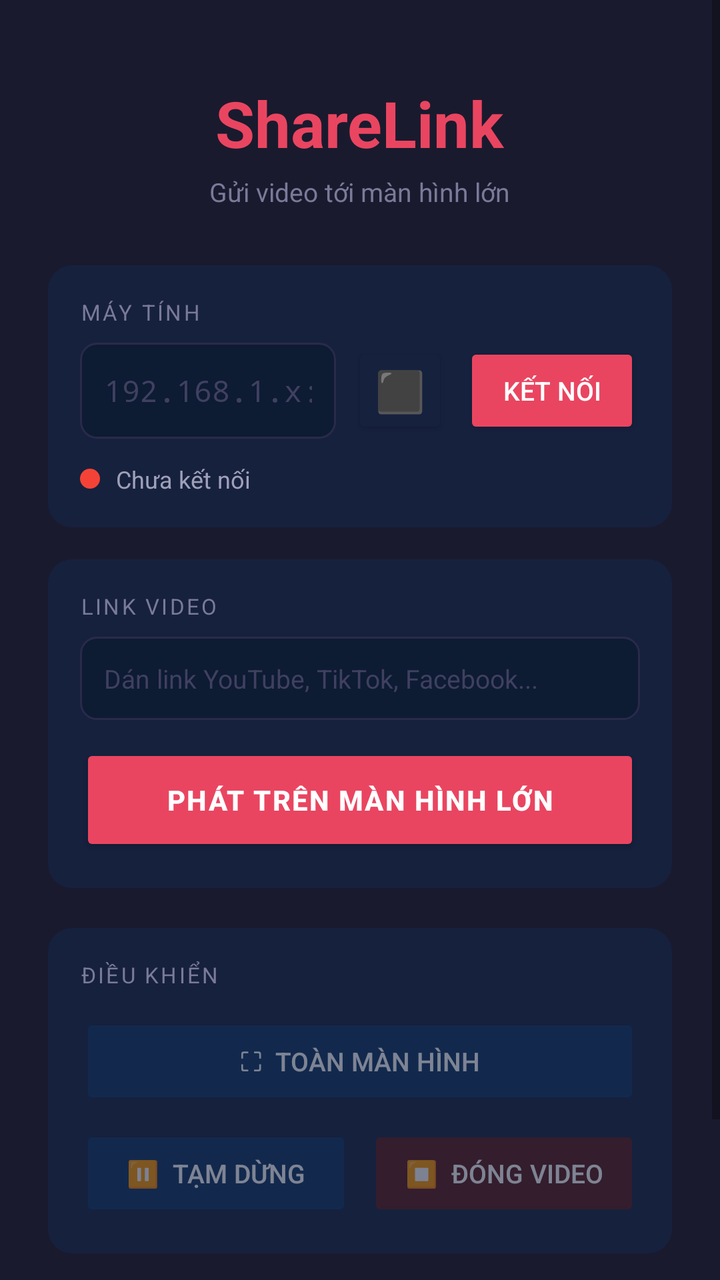
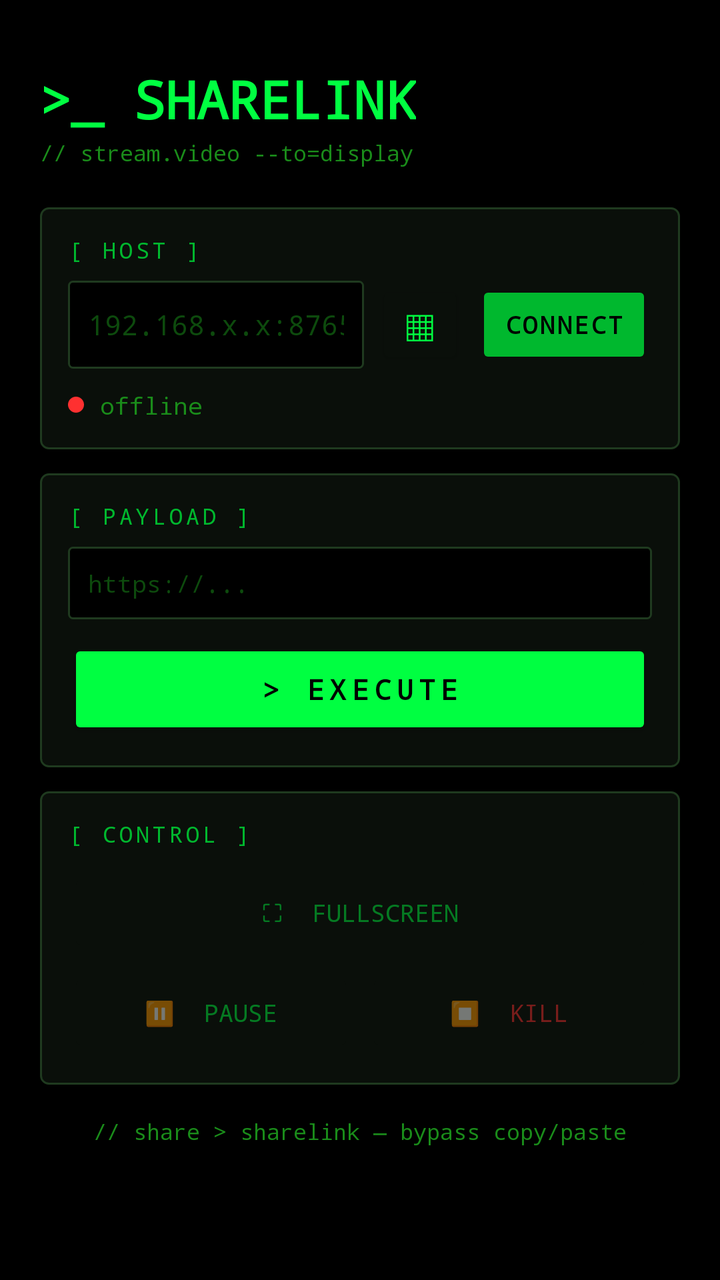

An Android layout rendered at two revisions. The XML below is the earlier revision; the diff shows what the commit changed to produce the second picture.
<!-- AndroidManifest.xml: application theme AppTheme -->
<!-- res/layout/activity_main.xml -->
<?xml version="1.0" encoding="utf-8"?>
<ScrollView xmlns:android="http://schemas.android.com/apk/res/android"
    android:layout_width="match_parent"
    android:layout_height="match_parent"
    android:background="#1a1a2e"
    android:fillViewport="true"
    android:importantForAutofill="noExcludeDescendants">

    <LinearLayout
        android:layout_width="match_parent"
        android:layout_height="wrap_content"
        android:orientation="vertical"
        android:padding="24dp">

        
        <TextView
            android:layout_width="wrap_content"
            android:layout_height="wrap_content"
            android:text="ShareLink"
            android:textSize="32sp"
            android:textStyle="bold"
            android:textColor="#e94560"
            android:layout_gravity="center"
            android:paddingTop="16dp"
            android:paddingBottom="4dp" />

        <TextView
            android:layout_width="wrap_content"
            android:layout_height="wrap_content"
            android:text="Gửi video tới màn hình lớn"
            android:textSize="13sp"
            android:textColor="#7a7a9a"
            android:layout_gravity="center"
            android:paddingBottom="28dp" />

        
        <LinearLayout
            android:layout_width="match_parent"
            android:layout_height="wrap_content"
            android:orientation="vertical"
            android:background="@drawable/card_bg"
            android:padding="16dp"
            android:layout_marginBottom="16dp">

            <TextView
                android:layout_width="wrap_content"
                android:layout_height="wrap_content"
                android:text="MÁY TÍNH"
                android:textSize="11sp"
                android:letterSpacing="0.1"
                android:textColor="#7a7a9a"
                android:paddingBottom="8dp" />

            <LinearLayout
                android:layout_width="match_parent"
                android:layout_height="wrap_content"
                android:orientation="horizontal"
                android:gravity="center_vertical"
                android:layout_marginBottom="12dp">

                <EditText
                    android:id="@+id/etIp"
                    android:layout_width="0dp"
                    android:layout_height="48dp"
                    android:layout_weight="1"
                    android:hint="192.168.1.x:8765"
                    android:textColorHint="#404060"
                    android:textColor="#ffffff"
                    android:inputType="text"
                    android:background="@drawable/input_bg"
                    android:paddingHorizontal="12dp"
                    android:textSize="15sp"
                    android:fontFamily="monospace"
                    android:singleLine="true"
                    android:importantForAutofill="no"
                    android:autofillHints=""
                    android:privateImeOptions="nm" />

                <Button
                    android:id="@+id/btnScanQr"
                    android:layout_width="48dp"
                    android:layout_height="48dp"
                    android:layout_marginStart="8dp"
                    android:text="⬛"
                    android:backgroundTint="#16213e"
                    android:textColor="#e94560"
                    android:textSize="20sp"
                    android:padding="0dp" />

                <Button
                    android:id="@+id/btnConnect"
                    android:layout_width="wrap_content"
                    android:layout_height="48dp"
                    android:text="Kết nối"
                    android:layout_marginStart="8dp"
                    android:backgroundTint="#e94560"
                    android:textColor="#ffffff"
                    android:textSize="13sp"
                    android:paddingHorizontal="16dp" />
            </LinearLayout>

            
            <LinearLayout
                android:layout_width="match_parent"
                android:layout_height="wrap_content"
                android:orientation="horizontal"
                android:gravity="center_vertical">

                <View
                    android:id="@+id/statusDot"
                    android:layout_width="10dp"
                    android:layout_height="10dp"
                    android:background="@drawable/circle"
                    android:backgroundTint="#F44336" />

                <TextView
                    android:id="@+id/tvStatus"
                    android:layout_width="wrap_content"
                    android:layout_height="wrap_content"
                    android:text="Chưa kết nối"
                    android:textSize="12sp"
                    android:textColor="#a0a0b8"
                    android:paddingStart="8dp" />
            </LinearLayout>
        </LinearLayout>

        
        <LinearLayout
            android:layout_width="match_parent"
            android:layout_height="wrap_content"
            android:orientation="vertical"
            android:background="@drawable/card_bg"
            android:padding="16dp"
            android:layout_marginBottom="20dp">

            <TextView
                android:layout_width="wrap_content"
                android:layout_height="wrap_content"
                android:text="LINK VIDEO"
                android:textSize="11sp"
                android:letterSpacing="0.1"
                android:textColor="#7a7a9a"
                android:paddingBottom="8dp" />

            <EditText
                android:id="@+id/etUrl"
                android:layout_width="match_parent"
                android:layout_height="wrap_content"
                android:hint="Dán link YouTube, TikTok, Facebook..."
                android:textColorHint="#404060"
                android:textColor="#ffffff"
                android:inputType="textUri"
                android:background="@drawable/input_bg"
                android:padding="12dp"
                android:textSize="13sp"
                android:minLines="2"
                android:layout_marginBottom="12dp"
                android:importantForAutofill="no"
                android:autofillHints=""
                android:privateImeOptions="nm" />

            <Button
                android:id="@+id/btnShare"
                android:layout_width="match_parent"
                android:layout_height="56dp"
                android:text="PHÁT TRÊN MÀN HÌNH LỚN"
                android:backgroundTint="#e94560"
                android:textColor="#ffffff"
                android:textStyle="bold"
                android:textSize="14sp"
                android:letterSpacing="0.05" />
        </LinearLayout>

        
        <LinearLayout
            android:layout_width="match_parent"
            android:layout_height="wrap_content"
            android:orientation="vertical"
            android:background="@drawable/card_bg"
            android:padding="16dp"
            android:layout_marginBottom="20dp">

            <TextView
                android:layout_width="wrap_content"
                android:layout_height="wrap_content"
                android:text="ĐIỀU KHIỂN"
                android:textSize="11sp"
                android:letterSpacing="0.1"
                android:textColor="#7a7a9a"
                android:paddingBottom="12dp" />

            <Button
                android:id="@+id/btnFullscreen"
                android:layout_width="match_parent"
                android:layout_height="48dp"
                android:text="⛶  Toàn màn hình"
                android:backgroundTint="#0f3460"
                android:textColor="#ffffff"
                android:textSize="13sp"
                android:enabled="false"
                android:alpha="0.45"
                android:layout_marginBottom="8dp" />

            <LinearLayout
                android:layout_width="match_parent"
                android:layout_height="wrap_content"
                android:orientation="horizontal">

                <Button
                    android:id="@+id/btnPause"
                    android:layout_width="0dp"
                    android:layout_height="48dp"
                    android:layout_weight="1"
                    android:text="⏸  Tạm dừng"
                    android:backgroundTint="#0f3460"
                    android:textColor="#ffffff"
                    android:textSize="13sp"
                    android:enabled="false"
                    android:alpha="0.45"
                    android:layout_marginEnd="8dp" />

                <Button
                    android:id="@+id/btnStop"
                    android:layout_width="0dp"
                    android:layout_height="48dp"
                    android:layout_weight="1"
                    android:text="⏹  Đóng video"
                    android:backgroundTint="#5a1a1a"
                    android:textColor="#ffffff"
                    android:textSize="13sp"
                    android:enabled="false"
                    android:alpha="0.45" />
            </LinearLayout>
        </LinearLayout>

        
        <TextView
            android:layout_width="wrap_content"
            android:layout_height="wrap_content"
            android:text="Mẹo: Bấm chia sẻ trong Chrome, YouTube, TikTok rồi chọn ShareLink để gửi nhanh"
            android:textSize="11sp"
            android:textColor="#505070"
            android:layout_gravity="center"
            android:gravity="center"
            android:paddingHorizontal="8dp" />

        <TextView
            android:id="@+id/tvVersion"
            android:layout_width="wrap_content"
            android:layout_height="wrap_content"
            android:textSize="10sp"
            android:textColor="#505070"
            android:layout_gravity="center"
            android:paddingTop="12dp"
            android:paddingBottom="8dp" />

    </LinearLayout>
</ScrollView>
<!-- resources referenced by this layout -->
<resources>
  <!-- drawable card_bg (drawable) -->
  <?xml version="1.0" encoding="utf-8"?>
  <shape xmlns:android="http://schemas.android.com/apk/res/android">
      <solid android:color="#16213e" />
      <corners android:radius="12dp" />
  </shape>
  <!-- drawable circle (drawable) -->
  <?xml version="1.0" encoding="utf-8"?>
  <shape xmlns:android="http://schemas.android.com/apk/res/android"
      android:shape="oval">
      <solid android:color="#F44336" />
  </shape>
  <!-- drawable input_bg (drawable) -->
  <?xml version="1.0" encoding="utf-8"?>
  <shape xmlns:android="http://schemas.android.com/apk/res/android">
      <solid android:color="#0d1b33" />
      <corners android:radius="8dp" />
      <stroke android:width="1dp" android:color="#2a2a4a" />
  </shape>
  <style name="AppTheme" parent="Theme.MaterialComponents.DayNight.NoActionBar">
          <item name="colorPrimary">@color/primary</item>
          <item name="colorPrimaryVariant">@color/surface</item>
          <item name="colorOnPrimary">#ffffff</item>
          <item name="android:windowBackground">@color/background</item>
          <item name="android:statusBarColor">@color/background</item>
          <item name="android:navigationBarColor">@color/background</item>
      </style>
  <color name="primary">#e94560</color>
  <color name="surface">#16213e</color>
  <color name="background">#1a1a2e</color>
</resources>

<!-- the commit's change to res/layout/activity_main.xml (unified diff, before → after) -->
@@ -2,7 +2,7 @@
 <ScrollView xmlns:android="http://schemas.android.com/apk/res/android"
     android:layout_width="match_parent"
     android:layout_height="match_parent"
-    android:background="#1a1a2e"
+    android:background="#000000"
     android:fillViewport="true"
     android:importantForAutofill="noExcludeDescendants">
 
@@ -10,28 +10,29 @@
         android:layout_width="match_parent"
         android:layout_height="wrap_content"
         android:orientation="vertical"
-        android:padding="24dp">
-
-        
-        <TextView
-            android:layout_width="wrap_content"
-            android:layout_height="wrap_content"
-            android:text="ShareLink"
-            android:textSize="32sp"
+        android:padding="20dp">
+
+        
+        <TextView
+            android:layout_width="wrap_content"
+            android:layout_height="wrap_content"
+            android:text="&gt;_ SHARELINK"
+            android:textSize="26sp"
             android:textStyle="bold"
-            android:textColor="#e94560"
-            android:layout_gravity="center"
-            android:paddingTop="16dp"
-            android:paddingBottom="4dp" />
-
-        <TextView
-            android:layout_width="wrap_content"
-            android:layout_height="wrap_content"
-            android:text="Gửi video tới màn hình lớn"
-            android:textSize="13sp"
-            android:textColor="#7a7a9a"
-            android:layout_gravity="center"
-            android:paddingBottom="28dp" />
+            android:textColor="#00FF41"
+            android:fontFamily="monospace"
+            android:layout_gravity="start"
+            android:paddingTop="12dp"
+            android:paddingBottom="2dp" />
+
+        <TextView
+            android:layout_width="wrap_content"
+            android:layout_height="wrap_content"
+            android:text="// stream.video --to=display"
+            android:textSize="11sp"
+            android:textColor="#1a8c1a"
+            android:fontFamily="monospace"
+            android:paddingBottom="20dp" />
 
         
         <LinearLayout
@@ -39,16 +40,17 @@
             android:layout_height="wrap_content"
             android:orientation="vertical"
             android:background="@drawable/card_bg"
-            android:padding="16dp"
-            android:layout_marginBottom="16dp">
+            android:padding="14dp"
+            android:layout_marginBottom="12dp">
 
             <TextView
                 android:layout_width="wrap_content"
                 android:layout_height="wrap_content"
-                android:text="MÁY TÍNH"
+                android:text="[ HOST ]"
                 android:textSize="11sp"
-                android:letterSpacing="0.1"
-                android:textColor="#7a7a9a"
+                android:letterSpacing="0.15"
+                android:textColor="#00B82E"
+                android:fontFamily="monospace"
                 android:paddingBottom="8dp" />
 
             <LinearLayout
@@ -56,20 +58,20 @@
                 android:layout_height="wrap_content"
                 android:orientation="horizontal"
                 android:gravity="center_vertical"
-                android:layout_marginBottom="12dp">
+                android:layout_marginBottom="10dp">
 
                 <EditText
                     android:id="@+id/etIp"
                     android:layout_width="0dp"
-                    android:layout_height="48dp"
+                    android:layout_height="44dp"
                     android:layout_weight="1"
-                    android:hint="192.168.1.x:8765"
-                    android:textColorHint="#404060"
-                    android:textColor="#ffffff"
+                    android:hint="192.168.x.x:8765"
+                    android:textColorHint="#0d4a0d"
+                    android:textColor="#00FF41"
                     android:inputType="text"
                     android:background="@drawable/input_bg"
-                    android:paddingHorizontal="12dp"
-                    android:textSize="15sp"
+                    android:paddingHorizontal="10dp"
+                    android:textSize="14sp"
                     android:fontFamily="monospace"
                     android:singleLine="true"
                     android:importantForAutofill="no"
@@ -78,25 +80,28 @@
 
                 <Button
                     android:id="@+id/btnScanQr"
-                    android:layout_width="48dp"
-                    android:layout_height="48dp"
-                    android:layout_marginStart="8dp"
-                    android:text="⬛"
-                    android:backgroundTint="#16213e"
-                    android:textColor="#e94560"
-                    android:textSize="20sp"
+                    android:layout_width="44dp"
+                    android:layout_height="44dp"
+                    android:layout_marginStart="6dp"
+                    android:text="▦"
+                    android:backgroundTint="#0a0f0a"
+                    android:textColor="#00FF41"
+                    android:textSize="22sp"
                     android:padding="0dp" />
 
                 <Button
                     android:id="@+id/btnConnect"
                     android:layout_width="wrap_content"
-                    android:layout_height="48dp"
-                    android:text="Kết nối"
-                    android:layout_marginStart="8dp"
-                    android:backgroundTint="#e94560"
-                    android:textColor="#ffffff"
-                    android:textSize="13sp"
-                    android:paddingHorizontal="16dp" />
+                    android:layout_height="44dp"
+                    android:text="CONNECT"
+                    android:layout_marginStart="6dp"
+                    android:backgroundTint="#00B82E"
+                    android:textColor="#000000"
+                    android:textSize="12sp"
+                    android:textStyle="bold"
+                    android:fontFamily="monospace"
+                    android:paddingHorizontal="14dp"
+                    android:letterSpacing="0.1" />
             </LinearLayout>
 
             
@@ -108,18 +113,19 @@
 
                 <View
                     android:id="@+id/statusDot"
-                    android:layout_width="10dp"
-                    android:layout_height="10dp"
+                    android:layout_width="8dp"
+                    android:layout_height="8dp"
                     android:background="@drawable/circle"
-                    android:backgroundTint="#F44336" />
+                    android:backgroundTint="#FF3030" />
 
                 <TextView
                     android:id="@+id/tvStatus"
                     android:layout_width="wrap_content"
                     android:layout_height="wrap_content"
-                    android:text="Chưa kết nối"
-                    android:textSize="12sp"
-                    android:textColor="#a0a0b8"
+                    android:text="offline"
+                    android:textSize="12sp"
+                    android:textColor="#1a8c1a"
+                    android:fontFamily="monospace"
                     android:paddingStart="8dp" />
             </LinearLayout>
         </LinearLayout>
@@ -130,31 +136,33 @@
             android:layout_height="wrap_content"
             android:orientation="vertical"
             android:background="@drawable/card_bg"
-            android:padding="16dp"
-            android:layout_marginBottom="20dp">
+            android:padding="14dp"
+            android:layout_marginBottom="12dp">
 
             <TextView
                 android:layout_width="wrap_content"
                 android:layout_height="wrap_content"
-                android:text="LINK VIDEO"
+                android:text="[ PAYLOAD ]"
                 android:textSize="11sp"
-                android:letterSpacing="0.1"
-                android:textColor="#7a7a9a"
+                android:letterSpacing="0.15"
+                android:textColor="#00B82E"
+                android:fontFamily="monospace"
                 android:paddingBottom="8dp" />
 
             <EditText
                 android:id="@+id/etUrl"
                 android:layout_width="match_parent"
                 android:layout_height="wrap_content"
-                android:hint="Dán link YouTube, TikTok, Facebook..."
-                android:textColorHint="#404060"
-                android:textColor="#ffffff"
+                android:hint="https://..."
+                android:textColorHint="#0d4a0d"
+                android:textColor="#00FF41"
                 android:inputType="textUri"
                 android:background="@drawable/input_bg"
-                android:padding="12dp"
-                android:textSize="13sp"
+                android:padding="10dp"
+                android:textSize="12sp"
+                android:fontFamily="monospace"
                 android:minLines="2"
-                android:layout_marginBottom="12dp"
+                android:layout_marginBottom="10dp"
                 android:importantForAutofill="no"
                 android:autofillHints=""
                 android:privateImeOptions="nm" />
@@ -162,13 +170,14 @@
             <Button
                 android:id="@+id/btnShare"
                 android:layout_width="match_parent"
-                android:layout_height="56dp"
-                android:text="PHÁT TRÊN MÀN HÌNH LỚN"
-                android:backgroundTint="#e94560"
-                android:textColor="#ffffff"
+                android:layout_height="50dp"
+                android:text="&gt; EXECUTE"
+                android:backgroundTint="#00FF41"
+                android:textColor="#000000"
                 android:textStyle="bold"
                 android:textSize="14sp"
-                android:letterSpacing="0.05" />
+                android:fontFamily="monospace"
+                android:letterSpacing="0.2" />
         </LinearLayout>
 
         
@@ -177,29 +186,31 @@
             android:layout_height="wrap_content"
             android:orientation="vertical"
             android:background="@drawable/card_bg"
-            android:padding="16dp"
-            android:layout_marginBottom="20dp">
+            android:padding="14dp"
+            android:layout_marginBottom="16dp">
 
             <TextView
                 android:layout_width="wrap_content"
                 android:layout_height="wrap_content"
-                android:text="ĐIỀU KHIỂN"
+                android:text="[ CONTROL ]"
                 android:textSize="11sp"
-                android:letterSpacing="0.1"
-                android:textColor="#7a7a9a"
-                android:paddingBottom="12dp" />
+                android:letterSpacing="0.15"
+                android:textColor="#00B82E"
+                android:fontFamily="monospace"
+                android:paddingBottom="10dp" />
 
             <Button
                 android:id="@+id/btnFullscreen"
                 android:layout_width="match_parent"
-                android:layout_height="48dp"
-                android:text="⛶  Toàn màn hình"
-                android:backgroundTint="#0f3460"
-                android:textColor="#ffffff"
-                android:textSize="13sp"
+                android:layout_height="44dp"
+                android:text="⛶  fullscreen"
+                android:backgroundTint="#0a0f0a"
+                android:textColor="#00FF41"
+                android:textSize="12sp"
+                android:fontFamily="monospace"
                 android:enabled="false"
                 android:alpha="0.45"
-                android:layout_marginBottom="8dp" />
+                android:layout_marginBottom="6dp" />
 
             <LinearLayout
                 android:layout_width="match_parent"
@@ -209,25 +220,27 @@
                 <Button
                     android:id="@+id/btnPause"
                     android:layout_width="0dp"
-                    android:layout_height="48dp"
+                    android:layout_height="44dp"
                     android:layout_weight="1"
-                    android:text="⏸  Tạm dừng"
-                    android:backgroundTint="#0f3460"
-                    android:textColor="#ffffff"
-                    android:textSize="13sp"
+                    android:text="⏸  pause"
+                    android:backgroundTint="#0a0f0a"
+                    android:textColor="#00FF41"
+                    android:textSize="12sp"
+                    android:fontFamily="monospace"
                     android:enabled="false"
                     android:alpha="0.45"
-                    android:layout_marginEnd="8dp" />
+                    android:layout_marginEnd="6dp" />
 
                 <Button
                     android:id="@+id/btnStop"
                     android:layout_width="0dp"
-                    android:layout_height="48dp"
+                    android:layout_height="44dp"
                     android:layout_weight="1"
-                    android:text="⏹  Đóng video"
-                    android:backgroundTint="#5a1a1a"
-                    android:textColor="#ffffff"
-                    android:textSize="13sp"
+                    android:text="⏹  kill"
+                    android:backgroundTint="#0a0f0a"
+                    android:textColor="#FF3030"
+                    android:textSize="12sp"
+                    android:fontFamily="monospace"
                     android:enabled="false"
                     android:alpha="0.45" />
             </LinearLayout>
@@ -237,9 +250,10 @@
         <TextView
             android:layout_width="wrap_content"
             android:layout_height="wrap_content"
-            android:text="Mẹo: Bấm chia sẻ trong Chrome, YouTube, TikTok rồi chọn ShareLink để gửi nhanh"
+            android:text="// share &gt; sharelink — bypass copy/paste"
             android:textSize="11sp"
-            android:textColor="#505070"
+            android:textColor="#1a8c1a"
+            android:fontFamily="monospace"
             android:layout_gravity="center"
             android:gravity="center"
             android:paddingHorizontal="8dp" />
@@ -249,10 +263,11 @@
             android:layout_width="wrap_content"
             android:layout_height="wrap_content"
             android:textSize="10sp"
-            android:textColor="#505070"
+            android:textColor="#0d4a0d"
+            android:fontFamily="monospace"
             android:layout_gravity="center"
-            android:paddingTop="12dp"
-            android:paddingBottom="8dp" />
+            android:paddingTop="10dp"
+            android:paddingBottom="6dp" />
 
     </LinearLayout>
 </ScrollView>
<!-- resource entries referenced after the edit -->
@@ -3,8 +3,9 @@
   <!-- drawable card_bg (drawable) -->
   <?xml version="1.0" encoding="utf-8"?>
   <shape xmlns:android="http://schemas.android.com/apk/res/android">
-      <solid android:color="#16213e" />
-      <corners android:radius="12dp" />
+      <solid android:color="#0a0f0a" />
+      <corners android:radius="4dp" />
+      <stroke android:width="1dp" android:color="#1f3a1f" />
   </shape>
   <!-- drawable circle (drawable) -->
   <?xml version="1.0" encoding="utf-8"?>
@@ -15,20 +16,22 @@
   <!-- drawable input_bg (drawable) -->
   <?xml version="1.0" encoding="utf-8"?>
   <shape xmlns:android="http://schemas.android.com/apk/res/android">
-      <solid android:color="#0d1b33" />
-      <corners android:radius="8dp" />
-      <stroke android:width="1dp" android:color="#2a2a4a" />
+      <solid android:color="#000000" />
+      <corners android:radius="2dp" />
+      <stroke android:width="1dp" android:color="#1f3a1f" />
   </shape>
   <style name="AppTheme" parent="Theme.MaterialComponents.DayNight.NoActionBar">
           <item name="colorPrimary">@color/primary</item>
-          <item name="colorPrimaryVariant">@color/surface</item>
-          <item name="colorOnPrimary">#ffffff</item>
+          <item name="colorPrimaryVariant">@color/primary_dim</item>
+          <item name="colorOnPrimary">#000000</item>
+          <item name="colorAccent">@color/accent</item>
           <item name="android:windowBackground">@color/background</item>
           <item name="android:statusBarColor">@color/background</item>
           <item name="android:navigationBarColor">@color/background</item>
       </style>
-  <color name="primary">#e94560</color>
-  <color name="surface">#16213e</color>
-  <color name="background">#1a1a2e</color>
+  <color name="primary">#00FF41</color>
+  <color name="primary_dim">#00B82E</color>
+  <color name="accent">#39FF14</color>
+  <color name="background">#000000</color>
 </resources>
 
